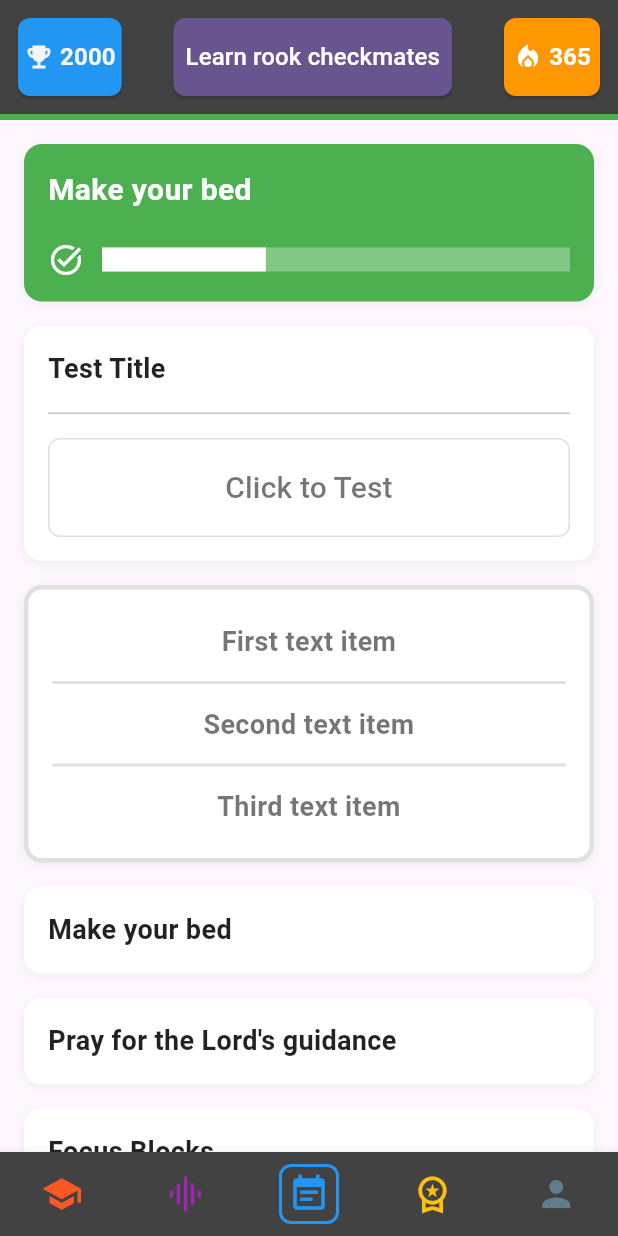
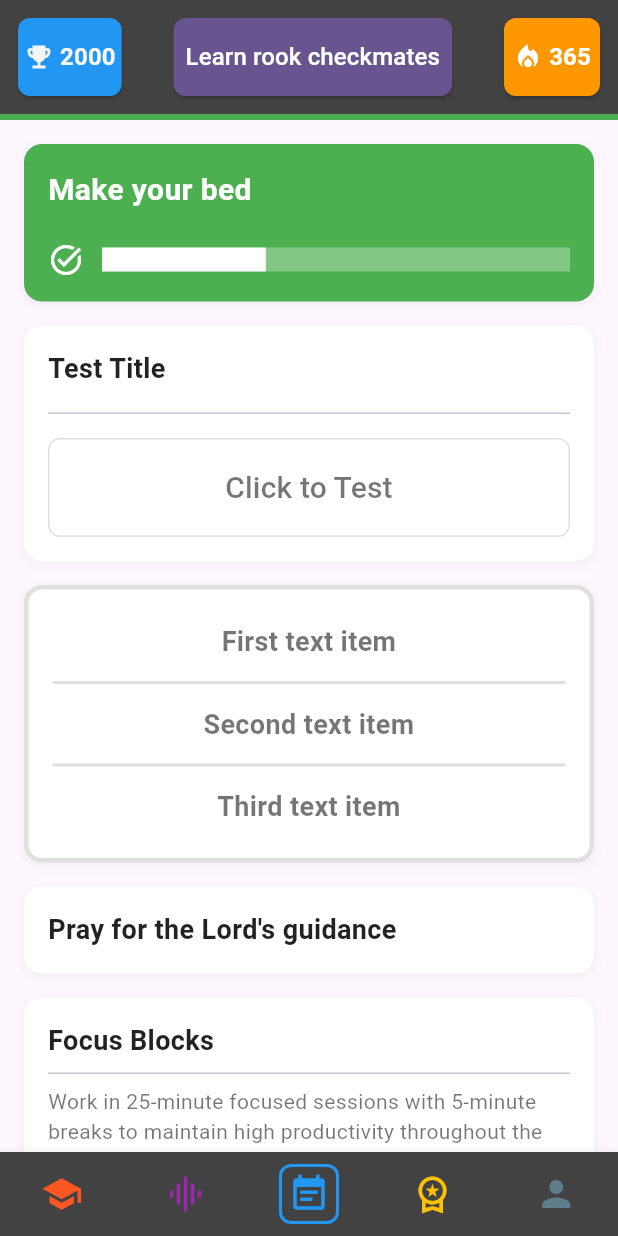
Before and after one commit to MatthewLacerda2/GoalGetter, a Flutter app: the screen it shows after launch, on a phone screen of 412 x 824 dp. Run offline on Flutter 3.47's test engine with Material 3 defaults, Android fonts, the phone set to English and light mode, and no system bars; our stand-ins replace shared_preferences; missing offline and left inert: country_flags.

Commit message:
removed some stuff

```diff
--- a/frontend/lib/screens/task_screen.dart
+++ b/frontend/lib/screens/task_screen.dart
@@ -47,21 +47,12 @@ class TaskScreen extends StatelessWidget {
                 ),
                 SizedBox(height: 16),
                 InfoCard(
-                  title: "Make your bed",
-                ),
-                SizedBox(height: 16),
-                InfoCard(
                   title: "Pray for the Lord's guidance",
                 ),
                 SizedBox(height: 16),
                 InfoCard(
                   title: "Focus Blocks",
                   description: "Work in 25-minute focused sessions with 5-minute breaks to maintain high productivity throughout the day.",
-                ),
-                SizedBox(height: 16),
-                InfoCard(
-                  title: "Evening Review",
-                  description: "Reflect on your accomplishments, plan tomorrow's priorities, and celebrate your task progress.",
                 ),
                 SizedBox(height: 16),
                 InfoCard(
```
Also changed, not shown: frontend/lib/screens/profile_screen.dart (+0 -30 lines).
